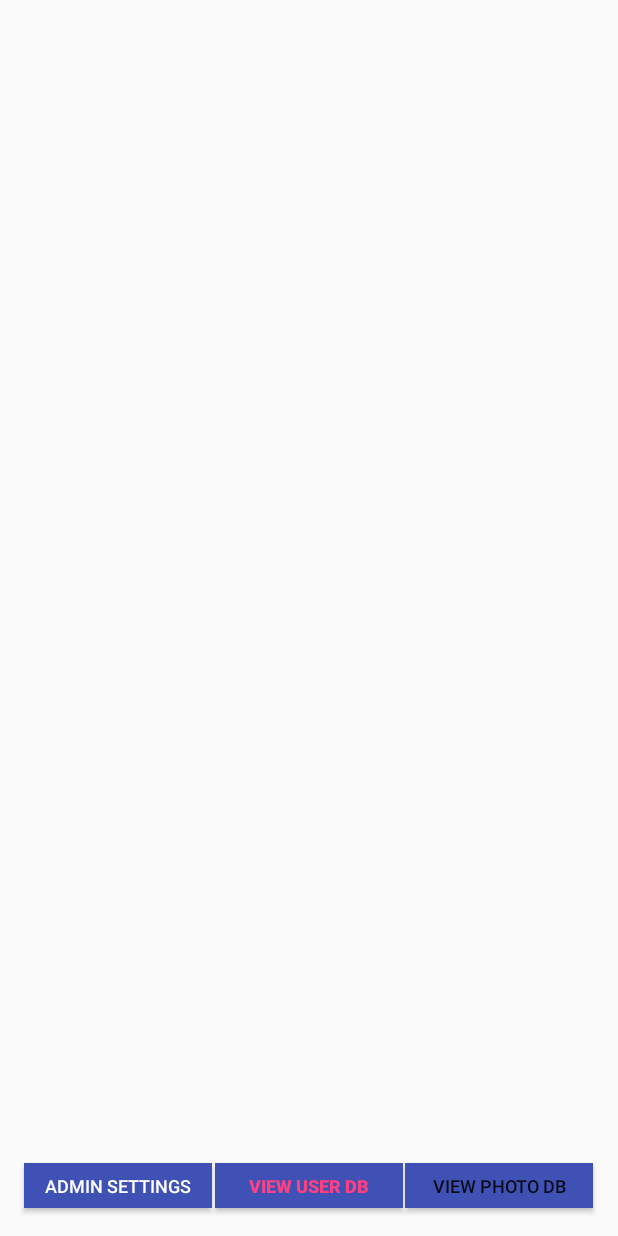
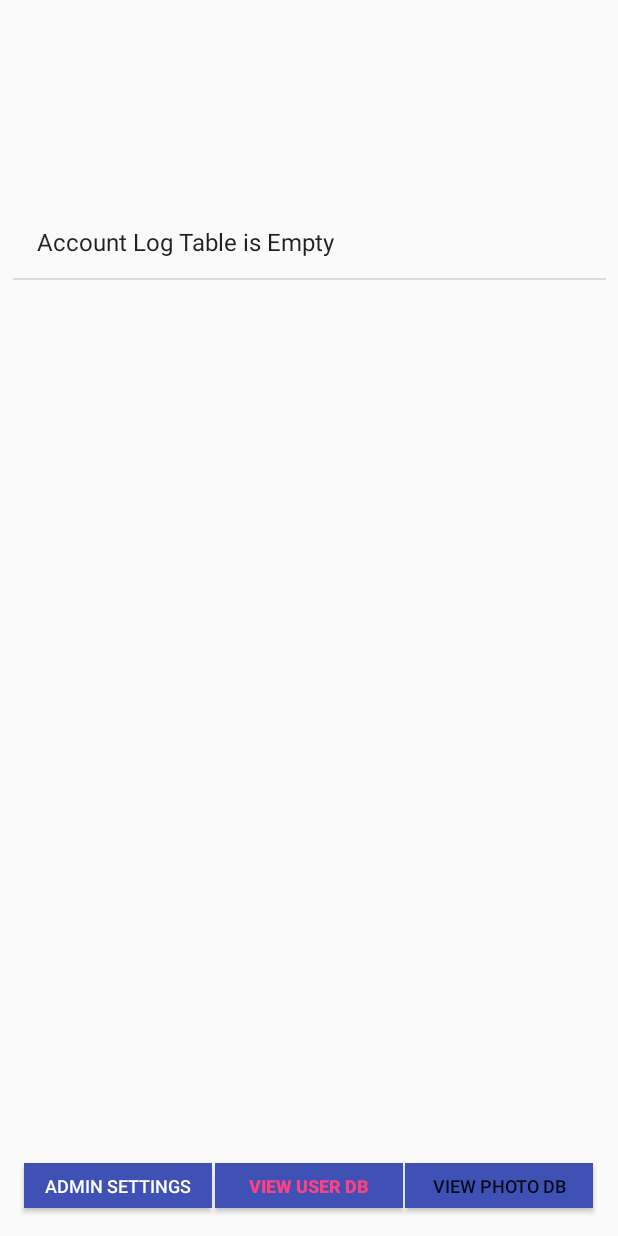
Before and after one commit to vmshyam/androidproject2, an Android app: the AdminAccountLogsActivity screen opened directly, with no data from a screen before it, on a phone screen of 412 x 824 dp. Run offline under Robolectric (Android 15) with nearby library versions, the phone set to English and light mode, and no system bars.

Commit message:
Updated file before adding UserPhoto DB

```diff
--- a/MobileApplicationPROG3210/app/src/main/java/com/example/ihp/mobileapplicationprog3210/AdminAccountLogsActivity.java
+++ b/MobileApplicationPROG3210/app/src/main/java/com/example/ihp/mobileapplicationprog3210/AdminAccountLogsActivity.java
@@ -70,11 +70,14 @@ public class AdminAccountLogsActivity extends AppCompatActivity {
         Cursor data = mDatabaseHelper.getRetrieveAccountLogData();
 
         ArrayList<String> listData = new ArrayList<>();
-        while (data.moveToNext()){
-            //get the value from the database in column 1
-            //then add it to the ArrayList
-            listData.add(data.getString(2));
-
+        if (data.getCount() != 0) {
+            while (data.moveToNext()){
+                //get the value from the database in column 1
+                //then add it to the ArrayList
+                listData.add(data.getString(2));
+            }
+        }else{
+            listData.add("Account Log Table is Empty");
         }
 
         ListAdapter adapter = new ArrayAdapter<>(this, android.R.layout.simple_list_item_1, listData);
--- a/MobileApplicationPROG3210/app/src/main/java/com/example/ihp/mobileapplicationprog3210/AdminSettingsActivity.java
+++ b/MobileApplicationPROG3210/app/src/main/java/com/example/ihp/mobileapplicationprog3210/AdminSettingsActivity.java
@@ -5,6 +5,7 @@ import android.support.v7.app.AppCompatActivity;
 import android.os.Bundle;
 import android.view.View;
 import android.widget.Button;
+import android.widget.Toast;
 
 public class AdminSettingsActivity extends AppCompatActivity {
 
@@ -47,6 +48,8 @@ public class AdminSettingsActivity extends AppCompatActivity {
             @Override
             public void onClick(View v) {
                 mDatabaseHelper.DropTableUsers();
+                Toast.makeText(AdminSettingsActivity.this,
+                        "Successfully Cleared User Account Table", Toast.LENGTH_SHORT).show();
             }
         });
 
@@ -62,6 +65,8 @@ public class AdminSettingsActivity extends AppCompatActivity {
             @Override
             public void onClick(View v) {
                 mDatabaseHelper.DropTableAccountLog();
+                Toast.makeText(AdminSettingsActivity.this,
+                        "Successfully Cleared Account Log Table", Toast.LENGTH_SHORT).show();
             }
         });
     }
--- a/MobileApplicationPROG3210/app/src/main/res/layout/activity_admin_account_logs.xml
+++ b/MobileApplicationPROG3210/app/src/main/res/layout/activity_admin_account_logs.xml
@@ -69,7 +69,7 @@
     <ListView
         android:id="@+id/lvShowAccountLogDB"
         android:layout_width="395dp"
-        android:layout_height="596dp"
+        android:layout_height="550dp"
         android:layout_marginBottom="8dp"
         android:layout_marginEnd="8dp"
         android:layout_marginRight="8dp"
@@ -77,8 +77,7 @@
         android:textColor="@android:color/black"
         app:layout_constraintBottom_toBottomOf="parent"
         app:layout_constraintEnd_toEndOf="parent"
-        app:layout_constraintTop_toTopOf="parent"
-        app:layout_constraintVertical_bias="0.0" />
+        app:layout_constraintTop_toTopOf="parent" />
 
 
 </android.support.constraint.ConstraintLayout>
--- a/MobileApplicationPROG3210/app/src/main/res/layout/activity_admin_settings.xml
+++ b/MobileApplicationPROG3210/app/src/main/res/layout/activity_admin_settings.xml
@@ -74,6 +74,7 @@
         android:layout_height="wrap_content"
         android:layout_marginBottom="8dp"
         android:layout_marginStart="16dp"
+        android:theme="@style/MyButton"
         android:layout_marginTop="8dp"
         android:text="Delete User Table"
         app:layout_constraintBottom_toBottomOf="parent"
--- a/MobileApplicationPROG3210/app/src/main/res/values/colors.xml
+++ b/MobileApplicationPROG3210/app/src/main/res/values/colors.xml
@@ -3,4 +3,6 @@
     <color name="colorPrimary">#3f51b5</color>
     <color name="colorPrimaryDark">#303F9F</color>
     <color name="colorAccent">#ff4081</color>
+    <color name="colorControlHighlight">#4b0082</color>
+    <color name="colorButtonNormal">#ff1493</color>
 </resources>
--- a/MobileApplicationPROG3210/app/src/main/res/values/styles.xml
+++ b/MobileApplicationPROG3210/app/src/main/res/values/styles.xml
@@ -12,4 +12,9 @@
 
     <style name="AppTheme.PopupOverlay" parent="ThemeOverlay.AppCompat.Light" />
 
+    <style name="MyButton" parent="Theme.AppCompat.Light">
+        <item name="colorControlHighlight">@color/colorControlHighlight</item>
+        <item name="colorButtonNormal">@color/colorButtonNormal</item>
+    </style>
+
 </resources>
```
Also changed, not shown: MobileApplicationPROG3210/app/src/main/java/com/example/ihp/mobileapplicationprog3210/AdminUserDatabaseActivity.java (+8 -4 lines).
